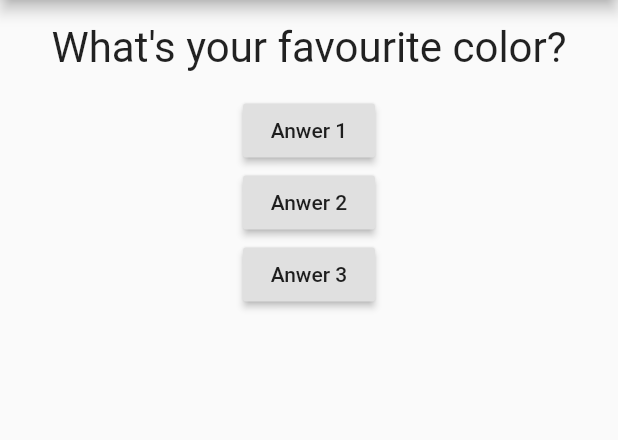
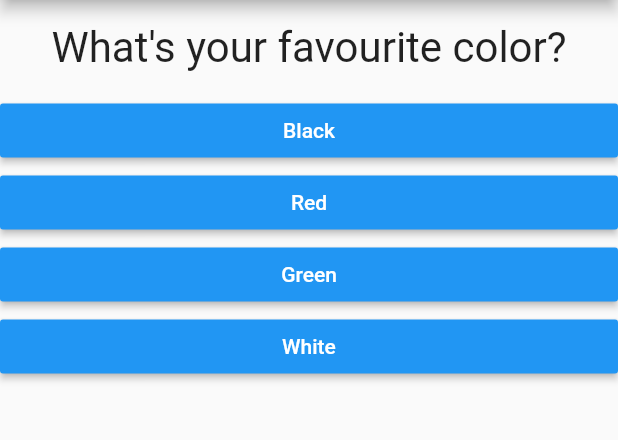
Before and after one commit to RoderikSchiele/WindesheimKeuzemoduleFlutter, a Flutter app: the screen it shows after launch, on a phone screen of 412 x 824 dp, the part 84-524 px from its top. Run offline on Flutter 3.47's test engine with Material 2 defaults, Android fonts, the phone set to English and light mode, and no system bars.

Commit message:
first app done

```diff
--- /dev/null
+++ b/lib/answer.dart
@@ -0,0 +1,21 @@
+import 'package:flutter/material.dart';
+
+class Answer extends StatelessWidget {
+  final Function selectHandler;
+  final String answerText;
+
+  Answer(this.selectHandler, this.answerText);
+
+  @override
+  Widget build(BuildContext context) {
+    return Container(
+      width: double.infinity,
+      child: RaisedButton(
+        color: Colors.blue,
+        textColor: Colors.white,
+        child: Text(answerText),
+        onPressed: selectHandler,
+      ),
+    );
+  }
+}
--- a/lib/main.dart
+++ b/lib/main.dart
@@ -1,5 +1,6 @@
 import 'package:flutter/material.dart';
-import './question.dart';
+import './quiz.dart';
+import './result.dart';
 
 // void main() {
 //   runApp(MyApp());
@@ -16,48 +17,74 @@ class MyApp extends StatefulWidget {
 }
 
 class _MyAppState extends State<MyApp> {
+  final _questions = const [
+    {
+      'questionText': "What's your favourite color?",
+      'answers': [
+        {'text': 'Black', 'score': 10},
+        {'text': 'Red', 'score': 8},
+        {'text': 'Green', 'score': 6},
+        {'text': 'White', 'score': 4}
+      ],
+    },
+    {
+      'questionText': "What's your favorite animal?",
+      'answers': [
+        {'text': 'Dog', 'score': 5},
+        {'text': 'Cat', 'score': 8},
+        {'text': 'Elephant', 'score': 9},
+        {'text': 'Lion', 'score': 10}
+      ],
+    },
+    {
+      'questionText': "What\'s your favorite programming language?",
+      'answers': [
+        {'text': 'PHP', 'score': 5},
+        {'text': 'C#', 'score': 9},
+        {'text': 'Javascript', 'score': 7},
+        {'text': 'Dart', 'score': 6}
+      ],
+    },
+  ];
   var _questionIndex = 0;
+  var _totalScore = 0;
 
-  void _anwerQuestion() {
+  void _resetQuiz() {
+    setState(() {
+       _questionIndex = 0;
+       _totalScore = 0;
+    });
+
+  }
+
+  void _anwerQuestion(int score) {
+
+    _totalScore += score;
+
     setState(() {
       _questionIndex = _questionIndex + 1;
     });
 
     print(_questionIndex);
+    if (_questionIndex < _questions.length) {
+      print('We have more questions!');
+    }
   }
 
   @override
   Widget build(BuildContext context) {
-    var questions = [
-      "What's your favourite color?",
-      "What's your favourtie animal?"
-    ];
     return MaterialApp(
       home: Scaffold(
         appBar: AppBar(
           title: Text('My first app'),
         ),
-        body: Column(
-          children: <Widget>[
-            Question(
-              questions[_questionIndex],
-            ),
-            RaisedButton(
-              child: Text("Anwer 1"),
-              onPressed: _anwerQuestion,
-            ),
-            RaisedButton(
-              child: Text("Anwer 2"),
-              onPressed: () => print("You have chosen answer 2!"),
-            ),
-            RaisedButton(
-              child: Text("Anwer 3"),
-              onPressed: () {
-                print("You have chosen answer 3!");
-              },
-            ),
-          ],
-        ),
+        body: _questionIndex < _questions.length
+            ? Quiz(
+                questions: _questions,
+                answerQuestion: _anwerQuestion,
+                questionIndex: _questionIndex,
+              )
+            : Result(_totalScore, _resetQuiz),
       ),
     );
   }
--- /dev/null
+++ b/lib/quiz.dart
@@ -0,0 +1,25 @@
+import 'package:flutter/material.dart';
+import './question.dart';
+import './answer.dart';
+
+class Quiz extends StatelessWidget {
+  final List<Map<String, Object>> questions;
+  final int questionIndex;
+  final Function answerQuestion;
+
+  Quiz({@required this.questions, @required this.answerQuestion, @required this.questionIndex});
+
+  @override
+  Widget build(BuildContext context) {
+    return Column(
+      children: <Widget>[
+        Question(
+          questions[questionIndex]['questionText'] as String,
+        ),
+        ...(questions[questionIndex]['answers'] as List<Map<String, Object>>).map((answer) {
+          return Answer(() => answerQuestion(answer['score']), answer['text']);
+        }).toList()
+      ],
+    );
+  }
+}
```
Also changed, not shown: lib/result.dart (added, +42 -0 lines).
